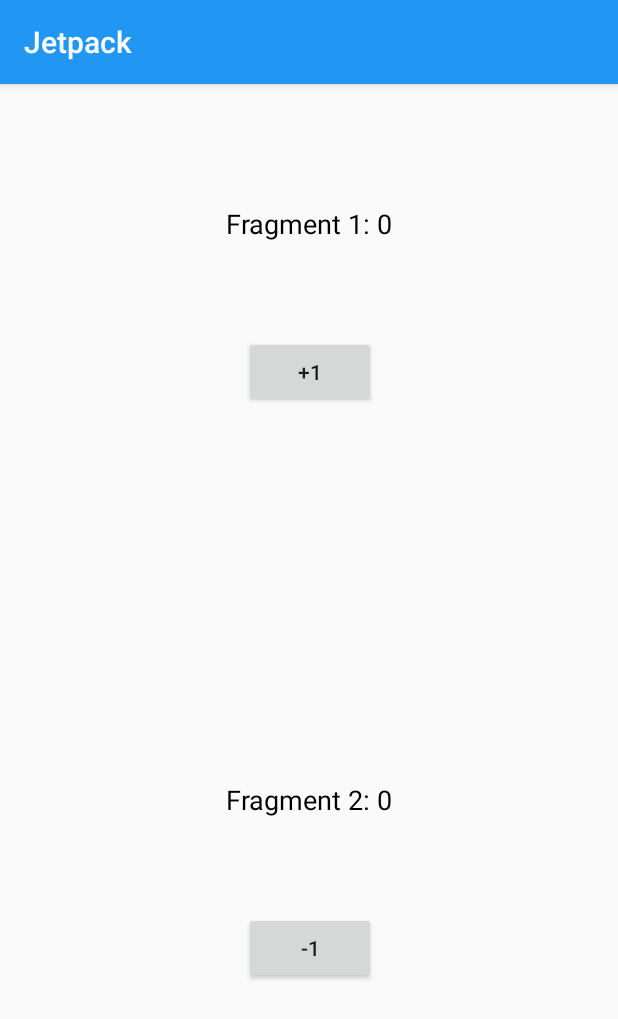
After one commit to benhero/Jetpack, an Android app: the ViewModelActivity screen opened directly, with no data from a screen before it, on a phone screen of 412 x 824 dp. The commit adds this screen. Shown: the top 1019 px of the screen. Run offline under Robolectric (Android 15) with nearby library versions, the phone set to English and light mode, and no system bars.

Commit message:
添加ViewModel

```diff
--- a/app/src/main/AndroidManifest.xml
+++ b/app/src/main/AndroidManifest.xml
@@ -8,15 +8,15 @@
         android:label="@string/app_name"
         android:supportsRtl="true"
         android:theme="@style/AppTheme">
-        <activity android:name="com.ben.jetpack.MainActivity">
+        <activity android:name=".MainActivity">
             <intent-filter>
                 <action android:name="android.intent.action.MAIN" />
 
                 <category android:name="android.intent.category.LAUNCHER" />
             </intent-filter>
         </activity>
-
         <activity android:name=".livedata.LiveDataActivity" />
+        <activity android:name=".viewmodel.ViewModelActivity" />
     </application>
 
 </manifest>
--- a/app/src/main/java/com/ben/jetpack/MainListItems.kt
+++ b/app/src/main/java/com/ben/jetpack/MainListItems.kt
@@ -1,6 +1,7 @@
 package com.ben.jetpack
 
 import com.ben.jetpack.livedata.LiveDataActivity
+import com.ben.jetpack.viewmodel.ViewModelActivity
 
 /**
  * 主界面列表选项
@@ -14,6 +15,7 @@ object MainListItems {
 
     init {
         addItem(Item(LiveDataActivity::class.java, "LiveData"))
+        addItem(Item(ViewModelActivity::class.java, "ViewModel"))
     }
 
     private fun addItem(item: Item) {
--- a/app/src/main/java/com/ben/jetpack/ManiListAdapter.kt
+++ b/app/src/main/java/com/ben/jetpack/ManiListAdapter.kt
@@ -19,24 +19,24 @@ class ManiListAdapter : RecyclerView.Adapter<ManiListAdapter.ViewHolder>() {
     override fun onCreateViewHolder(parent: ViewGroup, index: Int): ViewHolder {
         val context = parent.context
         val root = LayoutInflater.from(context).inflate(R.layout.main_list_item_layout, parent, false)
-        val viewHolder = ViewHolder(root)
+        return ViewHolder(root)
+    }
+
+    override fun getItemCount(): Int {
+        return list.size
+    }
+
+    override fun onBindViewHolder(holder: ViewHolder, index: Int) {
+        val context = holder.itemView.context
         val item = list[index]
-        viewHolder.title.text = item.content
-        root.setOnClickListener {
+        holder.title.text = item.content
+        holder.itemView.setOnClickListener {
             try {
                 context.startActivity(Intent(context, item.className))
             } catch (e: Exception) {
                 e.printStackTrace()
             }
         }
-        return viewHolder
-    }
-
-    override fun getItemCount(): Int {
-        return list.size
-    }
-
-    override fun onBindViewHolder(holder: ViewHolder, position: Int) {
     }
 
     class ViewHolder(itemView: View) : RecyclerView.ViewHolder(itemView) {
--- /dev/null
+++ b/app/src/main/java/com/ben/jetpack/viewmodel/MyViewModel.kt
@@ -0,0 +1,14 @@
+package com.ben.jetpack.viewmodel
+
+import androidx.lifecycle.MutableLiveData
+import androidx.lifecycle.ViewModel
+
+/**
+ * com.ben.jetpack.viewmodel
+ *
+ * @author Benhero
+ * @date   2019/10/29
+ */
+class MyViewModel : ViewModel() {
+    val num = MutableLiveData(0)
+}
--- /dev/null
+++ b/app/src/main/java/com/ben/jetpack/viewmodel/ViewModelActivity.kt
@@ -0,0 +1,13 @@
+package com.ben.jetpack.viewmodel
+
+import android.os.Bundle
+import androidx.appcompat.app.AppCompatActivity
+import com.ben.jetpack.R
+
+class ViewModelActivity : AppCompatActivity() {
+
+    override fun onCreate(savedInstanceState: Bundle?) {
+        super.onCreate(savedInstanceState)
+        setContentView(R.layout.activity_view_model)
+    }
+}
--- /dev/null
+++ b/app/src/main/java/com/ben/jetpack/viewmodel/ViewModelFragment1.kt
@@ -0,0 +1,36 @@
+package com.ben.jetpack.viewmodel
+
+
+import android.os.Bundle
+import android.view.LayoutInflater
+import android.view.View
+import android.view.ViewGroup
+import androidx.fragment.app.Fragment
+import androidx.lifecycle.Observer
+import androidx.lifecycle.ViewModelProviders
+import com.ben.jetpack.R
+import kotlinx.android.synthetic.main.fragment_view_model_fragment_1.*
+
+class ViewModelFragment1 : Fragment() {
+
+    override fun onCreateView(inflater: LayoutInflater, container: ViewGroup?,
+                              savedInstanceState: Bundle?): View? {
+        return inflater.inflate(R.layout.fragment_view_model_fragment_1, container, false)
+    }
+
+    override fun onViewCreated(view: View, savedInstanceState: Bundle?) {
+        super.onViewCreated(view, savedInstanceState)
+        val viewModel = ViewModelProviders.of(activity!!).get(MyViewModel::class.java)
+
+        viewModel.num.observe(this, Observer<Int> {
+            text.text = "Fragment 1: $it"
+        })
+        button.setOnClickListener {
+            val num = viewModel.num
+            val value = num.value ?: 0
+            num.value = value + 1
+        }
+    }
+
+
+}
--- /dev/null
+++ b/app/src/main/java/com/ben/jetpack/viewmodel/ViewModelFragment2.kt
@@ -0,0 +1,34 @@
+package com.ben.jetpack.viewmodel
+
+
+import android.os.Bundle
+import android.view.LayoutInflater
+import android.view.View
+import android.view.ViewGroup
+import androidx.fragment.app.Fragment
+import androidx.lifecycle.Observer
+import androidx.lifecycle.ViewModelProviders
+import com.ben.jetpack.R
+import kotlinx.android.synthetic.main.fragment_view_model_fragment_2.*
+
+class ViewModelFragment2 : Fragment() {
+
+    override fun onCreateView(inflater: LayoutInflater, container: ViewGroup?,
+                              savedInstanceState: Bundle?): View? {
+        return inflater.inflate(R.layout.fragment_view_model_fragment_2, container, false)
+    }
+
+    override fun onViewCreated(view: View, savedInstanceState: Bundle?) {
+        super.onViewCreated(view, savedInstanceState)
+        val viewModel = ViewModelProviders.of(activity!!).get(MyViewModel::class.java)
+
+        viewModel.num.observe(this, Observer<Int> {
+            text.text = "Fragment 2: $it"
+        })
+        button.setOnClickListener {
+            val num = viewModel.num
+            val value = num.value ?: 0
+            num.value = value - 1
+        }
+    }
+}
--- /dev/null
+++ b/app/src/main/res/layout/activity_view_model.xml
@@ -0,0 +1,30 @@
+<?xml version="1.0" encoding="utf-8"?>
+<androidx.constraintlayout.widget.ConstraintLayout xmlns:android="http://schemas.android.com/apk/res/android"
+    xmlns:app="http://schemas.android.com/apk/res-auto"
+    android:layout_width="match_parent"
+    android:layout_height="match_parent">
+
+    <fragment
+        android:id="@+id/fragment_1"
+        class="com.ben.jetpack.viewmodel.ViewModelFragment1"
+        android:layout_width="match_parent"
+        android:layout_height="0dp"
+        app:layout_constraintBottom_toTopOf="@+id/fragment_2"
+        app:layout_constraintEnd_toEndOf="parent"
+        app:layout_constraintHorizontal_bias="0.5"
+        app:layout_constraintStart_toStartOf="parent"
+        app:layout_constraintTop_toTopOf="parent" />
+
+    <fragment
+        android:id="@+id/fragment_2"
+        class="com.ben.jetpack.viewmodel.ViewModelFragment2"
+        android:layout_width="match_parent"
+        android:layout_height="0dp"
+        app:layout_constraintBottom_toBottomOf="parent"
+        app:layout_constraintEnd_toEndOf="parent"
+        app:layout_constraintHorizontal_bias="0.5"
+        app:layout_constraintStart_toStartOf="parent"
+        app:layout_constraintTop_toBottomOf="@+id/fragment_1" />
+
+
+</androidx.constraintlayout.widget.ConstraintLayout>
--- /dev/null
+++ b/app/src/main/res/layout/fragment_view_model_fragment_1.xml
@@ -0,0 +1,31 @@
+<?xml version="1.0" encoding="utf-8"?>
+<androidx.constraintlayout.widget.ConstraintLayout xmlns:android="http://schemas.android.com/apk/res/android"
+    xmlns:app="http://schemas.android.com/apk/res-auto"
+    android:layout_width="match_parent"
+    android:layout_height="match_parent">
+
+    <TextView
+        android:id="@+id/text"
+        android:layout_width="wrap_content"
+        android:layout_height="wrap_content"
+        android:layout_marginTop="18dp"
+        android:text="Fragment 1"
+        android:textColor="#000"
+        android:textSize="18sp"
+        app:layout_constraintBottom_toTopOf="@+id/button"
+        app:layout_constraintEnd_toEndOf="parent"
+        app:layout_constraintHorizontal_bias="0.5"
+        app:layout_constraintStart_toStartOf="parent"
+        app:layout_constraintTop_toTopOf="parent" />
+
+    <Button
+        android:id="@+id/button"
+        android:layout_width="wrap_content"
+        android:layout_height="wrap_content"
+        android:text="+1"
+        app:layout_constraintBottom_toBottomOf="parent"
+        app:layout_constraintEnd_toEndOf="@+id/text"
+        app:layout_constraintStart_toStartOf="@+id/text"
+        app:layout_constraintTop_toTopOf="parent" />
+
+</androidx.constraintlayout.widget.ConstraintLayout>
--- /dev/null
+++ b/app/src/main/res/layout/fragment_view_model_fragment_2.xml
@@ -0,0 +1,31 @@
+<?xml version="1.0" encoding="utf-8"?>
+<androidx.constraintlayout.widget.ConstraintLayout xmlns:android="http://schemas.android.com/apk/res/android"
+    xmlns:app="http://schemas.android.com/apk/res-auto"
+    android:layout_width="match_parent"
+    android:layout_height="match_parent">
+
+    <TextView
+        android:id="@+id/text"
+        android:layout_width="wrap_content"
+        android:layout_height="wrap_content"
+        android:layout_marginTop="18dp"
+        android:text="Fragment 2"
+        android:textColor="#000"
+        android:textSize="18sp"
+        app:layout_constraintBottom_toTopOf="@+id/button"
+        app:layout_constraintEnd_toEndOf="parent"
+        app:layout_constraintHorizontal_bias="0.5"
+        app:layout_constraintStart_toStartOf="parent"
+        app:layout_constraintTop_toTopOf="parent" />
+
+    <Button
+        android:id="@+id/button"
+        android:layout_width="wrap_content"
+        android:layout_height="wrap_content"
+        android:text="-1"
+        app:layout_constraintBottom_toBottomOf="parent"
+        app:layout_constraintEnd_toEndOf="@+id/text"
+        app:layout_constraintStart_toStartOf="@+id/text"
+        app:layout_constraintTop_toTopOf="parent" />
+
+</androidx.constraintlayout.widget.ConstraintLayout>
--- a/app/src/main/res/values/strings.xml
+++ b/app/src/main/res/values/strings.xml
@@ -1,3 +1,6 @@
 <resources>
     <string name="app_name">Jetpack</string>
+
+    <!-- TODO: Remove or change this placeholder text -->
+    <string name="hello_blank_fragment">Hello blank fragment</string>
 </resources>
```
